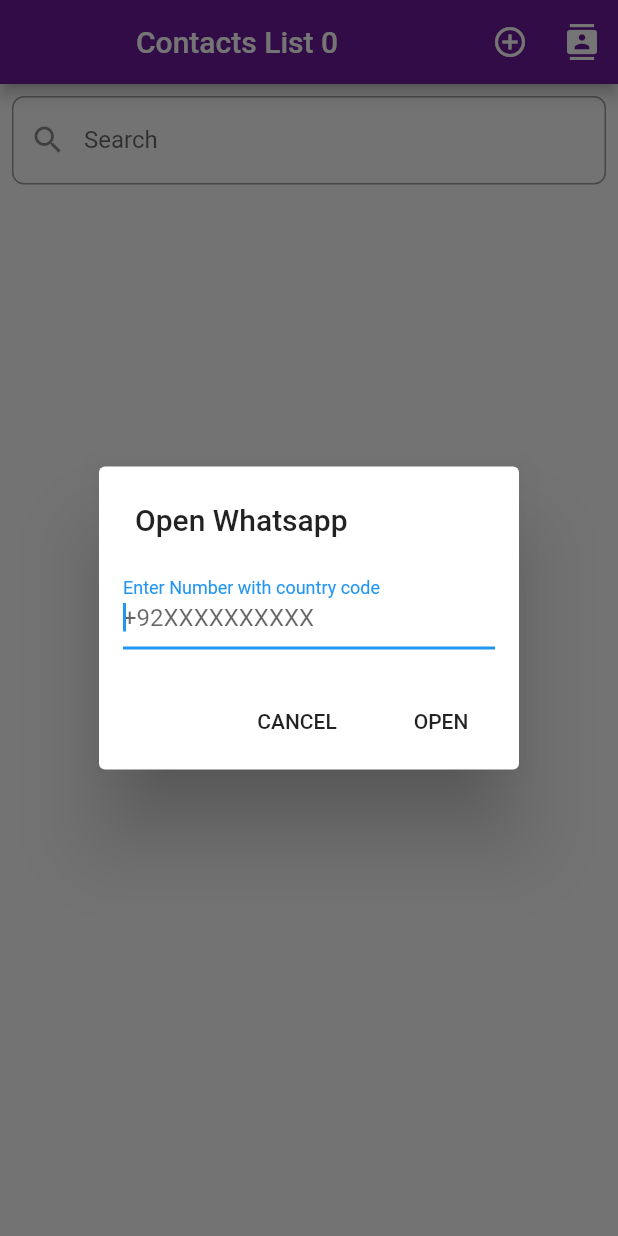
After one commit to msohaib308/twoccontactsmanager, a Flutter app: the screen it shows after launch, after a tap on the "contacts" icon, on a phone screen of 412 x 824 dp. The commit adds this screen. Run offline on Flutter 3.47's test engine with Material 2 defaults, Android fonts, the phone set to English and light mode, and no system bars; our stand-ins replace contacts_service, permission_handler.

Commit message:
dialog to open custom number

```diff
--- /dev/null
+++ b/lib/Pages/AppDialogs.dart
@@ -0,0 +1,87 @@
+import 'dart:io';
+
+import 'package:flutter/material.dart';
+import 'package:url_launcher/url_launcher.dart';
+
+class AppDialogs {
+  static showMyDialog(BuildContext context1) async {
+    final myController = TextEditingController();
+    await showDialog(
+      context: context1,
+      child: new _SystemPadding(
+        child: new AlertDialog(
+          title: Text('Open Whatsapp'),
+          contentPadding: const EdgeInsets.all(16.0),
+          content: new Row(
+            children: <Widget>[
+              new Expanded(
+                child: new TextField(
+                  controller: myController,
+                  autofocus: true,
+                  keyboardType: TextInputType.number,
+                  decoration: new InputDecoration(
+                      labelText: 'Enter Number with country code',
+                      hintText: '+92XXXXXXXXXX'),
+                ),
+              )
+            ],
+          ),
+          actions: <Widget>[
+            new FlatButton(
+                child: const Text('CANCEL'),
+                onPressed: () {
+                  Navigator.pop(context1);
+                }),
+            new FlatButton(
+                child: const Text('OPEN'),
+                onPressed: () async {
+                  String myUrl = '';
+                  String phone = myController.text;
+                  if (Platform.isIOS) {
+                    myUrl = "whatsapp://wa.me/$phone/?text=";
+                  } else {
+                    myUrl = "whatsapp://send?phone=$phone&text=";
+                  }
+
+                  if (await canLaunch(myUrl)) {
+                    // String data = "content://com.android.contacts/data/" + dataId;
+                    // String type = "vnd.android.cursor.item/vnd.com.whatsapp.profile";
+                    // Intent sendIntent = new Intent();
+                    // sendIntent.setAction(Intent.ACTION_VIEW);
+                    // sendIntent.setDataAndType(Uri.parse(data), type);
+                    // sendIntent.setPackage("com.whatsapp");
+                    // startActivity(sendIntent);
+                    // if (mimeType.equals("vnd.android.cursor.item/vnd.com.whatsapp.voip.call") || mimeType.equals("vnd.android.cursor.item/vnd.com.whatsapp.video.call"))
+                    await launch(myUrl);
+                  } else {
+                    // throw 'Could not launch ${myUrl}';
+                    Scaffold.of(context1).showSnackBar(SnackBar(
+                      behavior: SnackBarBehavior.floating,
+                      content: Text('Could not launch $myUrl'),
+                      backgroundColor: Colors.orange,
+                      elevation: 6.0,
+                    ));
+                  }
+                  Navigator.pop(context1);
+                })
+          ],
+        ),
+      ),
+    );
+  }
+}
+
+class _SystemPadding extends StatelessWidget {
+  final Widget child;
+
+  _SystemPadding({Key key, this.child}) : super(key: key);
+
+  @override
+  Widget build(BuildContext context) {
+    var mediaQuery = MediaQuery.of(context);
+    return new AnimatedContainer(
+        // padding: mediaQuery.viewInsets,
+        duration: const Duration(milliseconds: 300),
+        child: child);
+  }
+}
--- a/lib/Pages/HomePage.dart
+++ b/lib/Pages/HomePage.dart
@@ -5,6 +5,7 @@ import 'package:flutter/cupertino.dart';
 import 'package:flutter/material.dart';
 import 'package:permission_handler/permission_handler.dart';
 import 'package:url_launcher/url_launcher.dart';
+import 'AppDialogs.dart';
 
 class HomePage extends StatefulWidget {
   @override
@@ -89,7 +90,13 @@ class _HomePageState extends State<HomePage> {
             IconButton(
               icon: Icon(Icons.add_circle_outline),
               onPressed: createCOntact,
-            )
+            ),
+            IconButton(
+              icon: Icon(Icons.contacts),
+              onPressed: () {
+                AppDialogs.showMyDialog(context);
+              },
+            ),
           ]),
       // body: HomePageWidgets.pageStyle1(),
       body: Container(
```
